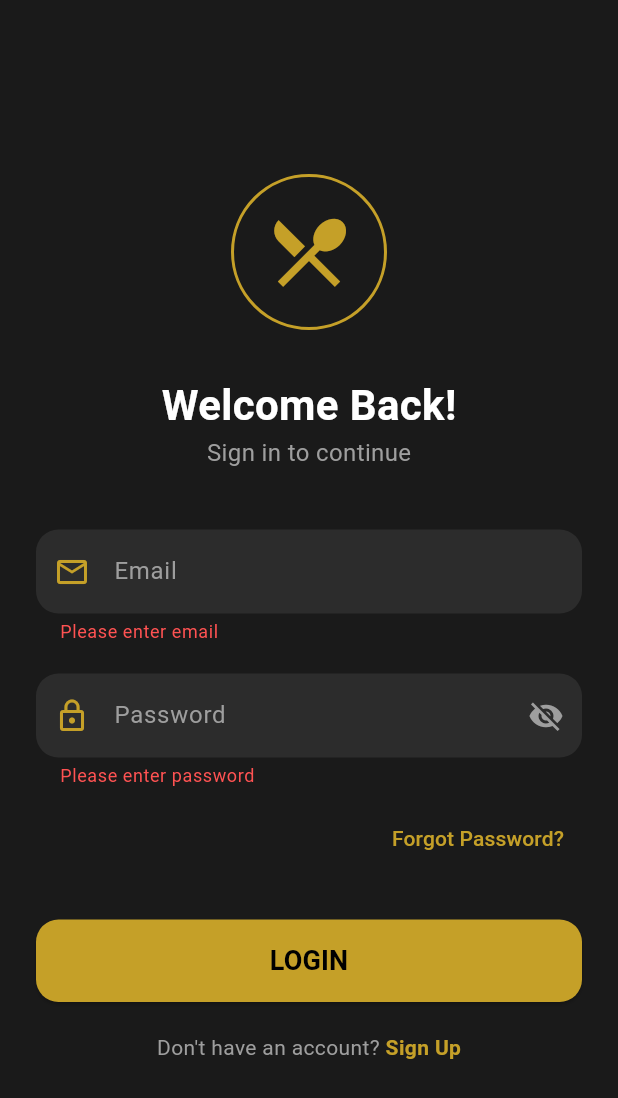
After one commit to AbdallahYass/filo-frontend, a Flutter app: the LoginScreen screen opened directly, after a tap on "LOGIN", on a phone screen of 412 x 824 dp. The commit adds this screen. Shown: the top 1098 px of the screen. Run offline on Flutter 3.47's test engine with Material 3 defaults, Android fonts, the phone set to English and light mode, and no system bars; our stand-ins replace qr_flutter, video_player; missing offline and left inert: mobile_scanner.

```diff
--- /dev/null
+++ b/lib/screens/auth/login_screen.dart
@@ -0,0 +1,224 @@
+import 'package:flutter/material.dart';
+import '../menu_screen.dart'; // للانتقال للمنيو بعد الدخول
+
+class LoginScreen extends StatefulWidget {
+  const LoginScreen({super.key});
+
+  @override
+  State<LoginScreen> createState() => _LoginScreenState();
+}
+
+class _LoginScreenState extends State<LoginScreen> {
+  // مفاتيح التحكم بالنصوص
+  final _emailController = TextEditingController();
+  final _passwordController = TextEditingController();
+  final _formKey = GlobalKey<FormState>();
+
+  // حالة التحميل وإظهار كلمة السر
+  bool _isLoading = false;
+  bool _isObscure = true;
+
+  // الألوان
+  final Color _goldColor = const Color(0xFFC5A028);
+  final Color _darkBackground = const Color(0xFF1A1A1A);
+  final Color _fieldColor = const Color(0xFF2C2C2C);
+
+  // دالة الدخول (وهمية حالياً حتى نربطها بالسيرفر)
+  Future<void> _login() async {
+    if (!_formKey.currentState!.validate()) return;
+
+    setState(() => _isLoading = true);
+
+    // محاكاة الاتصال بالسيرفر (سنتستبدلها لاحقاً بـ API حقيقي)
+    await Future.delayed(const Duration(seconds: 2));
+
+    setState(() => _isLoading = false);
+
+    // الانتقال للشاشة الرئيسية
+    if (mounted) {
+      Navigator.pushReplacement(
+        context,
+        MaterialPageRoute(builder: (context) => const MenuScreen()),
+      );
+    }
+  }
+
+  @override
+  Widget build(BuildContext context) {
+    return Scaffold(
+      backgroundColor: _darkBackground,
+      body: Center(
+        child: SingleChildScrollView(
+          padding: const EdgeInsets.all(24.0),
+          child: Form(
+            key: _formKey,
+            child: Column(
+              mainAxisAlignment: MainAxisAlignment.center,
+              children: [
+                // 1. الشعار أو الأيقونة
+                Container(
+                  padding: const EdgeInsets.all(20),
+                  decoration: BoxDecoration(
+                    shape: BoxShape.circle,
+                    border: Border.all(color: _goldColor, width: 2),
+                  ),
+                  child: Icon(
+                    Icons.restaurant_menu,
+                    size: 60,
+                    color: _goldColor,
+                  ),
+                ),
+
+                const SizedBox(height: 30),
+
+                const Text(
+                  "Welcome Back!",
+                  style: TextStyle(
+                    color: Colors.white,
+                    fontSize: 28,
+                    fontWeight: FontWeight.bold,
+                  ),
+                ),
+                const Text(
+                  "Sign in to continue",
+                  style: TextStyle(color: Colors.grey, fontSize: 16),
+                ),
+
+                const SizedBox(height: 40),
+
+                // 2. حقل البريد الإلكتروني
+                TextFormField(
+                  controller: _emailController,
+                  style: const TextStyle(color: Colors.white),
+                  keyboardType: TextInputType.emailAddress,
+                  decoration: _inputDecoration("Email", Icons.email_outlined),
+                  validator: (value) {
+                    if (value == null || value.isEmpty)
+                      return 'Please enter email';
+                    return null;
+                  },
+                ),
+
+                const SizedBox(height: 20),
+
+                // 3. حقل كلمة المرور
+                TextFormField(
+                  controller: _passwordController,
+                  obscureText: _isObscure, // إخفاء النص
+                  style: const TextStyle(color: Colors.white),
+                  decoration: _inputDecoration("Password", Icons.lock_outline)
+                      .copyWith(
+                        suffixIcon: IconButton(
+                          icon: Icon(
+                            _isObscure
+                                ? Icons.visibility_off
+                                : Icons.visibility,
+                            color: Colors.grey,
+                          ),
+                          onPressed: () {
+                            setState(() {
+                              _isObscure = !_isObscure;
+                            });
+                          },
+                        ),
+                      ),
+                  validator: (value) {
+                    if (value == null || value.isEmpty)
+                      return 'Please enter password';
+                    return null;
+                  },
+                ),
+
+                const SizedBox(height: 10),
+
+                // زر "نسيت كلمة المرور"
+                Align(
+                  alignment: Alignment.centerRight,
+                  child: TextButton(
+                    onPressed: () {},
+                    child: Text(
+                      "Forgot Password?",
+                      style: TextStyle(color: _goldColor),
+                    ),
+                  ),
+                ),
+
+                const SizedBox(height: 30),
+
+                // 4. زر الدخول
+                SizedBox(
+                  width: double.infinity,
+                  height: 55,
+                  child: ElevatedButton(
+                    onPressed: _isLoading ? null : _login,
+                    style: ElevatedButton.styleFrom(
+                      backgroundColor: _goldColor,
+                      shape: RoundedRectangleBorder(
+                        borderRadius: BorderRadius.circular(15),
+                      ),
+                    ),
+                    child: _isLoading
+                        ? const CircularProgressIndicator(color: Colors.black)
+                        : const Text(
+                            "LOGIN",
+                            style: TextStyle(
+                              color: Colors.black,
+                              fontSize: 18,
+                              fontWeight: FontWeight.bold,
+                            ),
+                          ),
+                  ),
+                ),
+
+                const SizedBox(height: 20),
+
+                // رابط التسجيل
+                Row(
+                  mainAxisAlignment: MainAxisAlignment.center,
+                  children: [
+                    const Text(
+                      "Don't have an account? ",
+                      style: TextStyle(color: Colors.grey),
+                    ),
+                    GestureDetector(
+                      onTap: () {
+                        // الانتقال لصفحة التسجيل (سنبنيها لاحقاً)
+                      },
+                      child: Text(
+                        "Sign Up",
+                        style: TextStyle(
+                          color: _goldColor,
+                          fontWeight: FontWeight.bold,
+                        ),
+                      ),
+                    ),
+                  ],
+                ),
+              ],
+            ),
+          ),
+        ),
+      ),
+    );
+  }
+
+  // دالة مساعدة لتصميم الحقول (لتجنب تكرار الكود)
+  InputDecoration _inputDecoration(String label, IconData icon) {
+    return InputDecoration(
+      labelText: label,
+      labelStyle: const TextStyle(color: Colors.grey),
+      prefixIcon: Icon(icon, color: _goldColor),
+      filled: true,
+      fillColor: _fieldColor,
+      border: OutlineInputBorder(
+        borderRadius: BorderRadius.circular(15),
+        borderSide: BorderSide.none,
+      ),
+      focusedBorder: OutlineInputBorder(
+        borderRadius: BorderRadius.circular(15),
+        borderSide: BorderSide(color: _goldColor),
+      ),
+      errorStyle: const TextStyle(color: Colors.redAccent),
+    );
+  }
+}
--- a/lib/screens/splash_screen.dart
+++ b/lib/screens/splash_screen.dart
@@ -1,6 +1,7 @@
 import 'package:flutter/material.dart';
 import 'package:video_player/video_player.dart';
-import 'menu_screen.dart';
+//import 'menu_screen.dart';
+import 'auth/login_screen.dart';
 
 class SplashScreen extends StatefulWidget {
   const SplashScreen({super.key});
@@ -44,7 +45,7 @@ class _SplashScreenState extends State<SplashScreen> {
     // التأكد من عدم الانتقال أكثر من مرة
     if (mounted) {
       Navigator.of(context).pushReplacement(
-        MaterialPageRoute(builder: (context) => const MenuScreen()),
+        MaterialPageRoute(builder: (context) => const LoginScreen()),
       );
     }
   }
```
